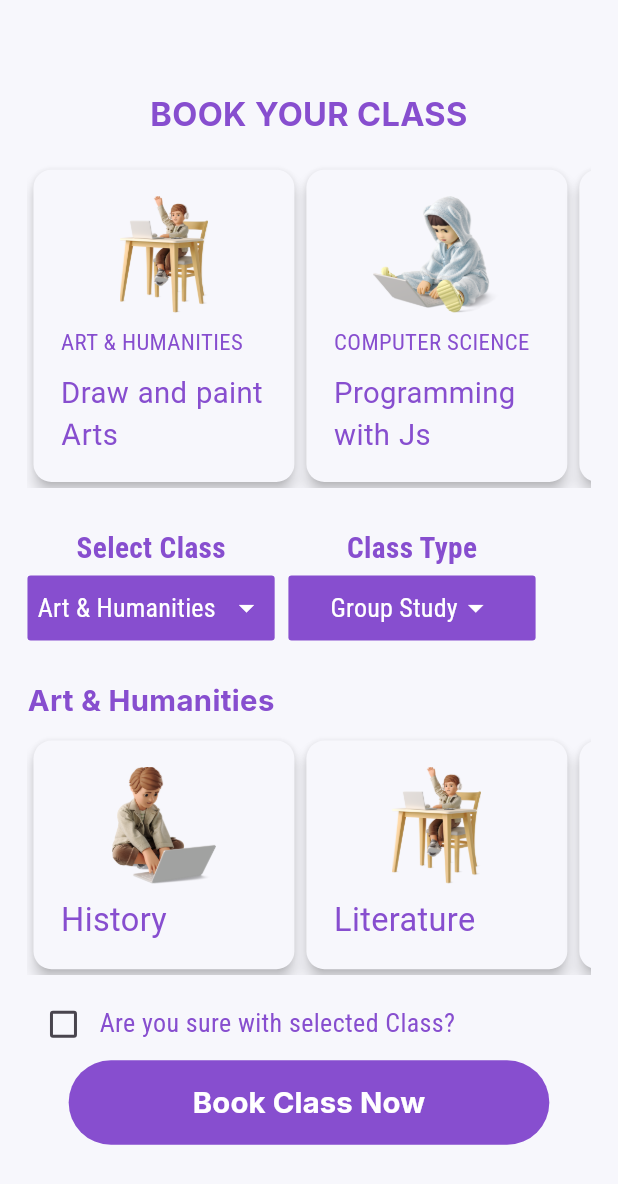
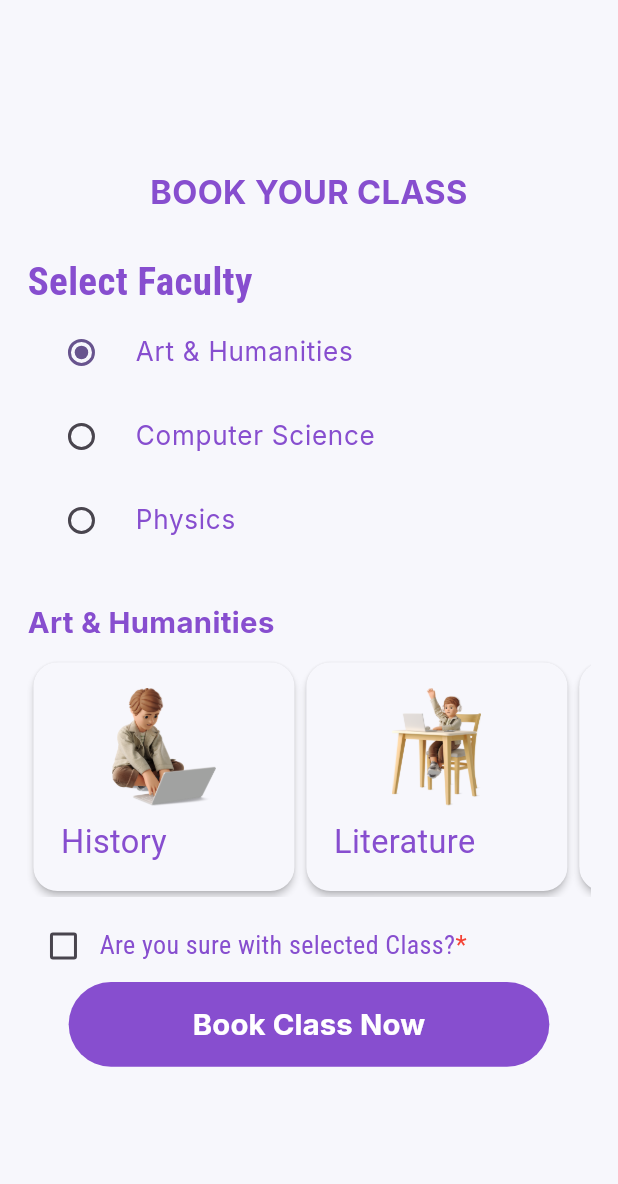
Before and after one commit to Yugesh-45d/E-Learning_app, a Flutter app: the BookClassScreen screen opened directly, on a phone screen of 412 x 824 dp. Shown: the top 1184 px of the screen. Run offline on Flutter 3.47's test engine with Material 2 defaults, Android fonts, the phone set to English and light mode, and no system bars; our stand-ins replace flutter_screenutil, fluttertoast, google_fonts.

Commit message:
Implemented Logic in MyClasses and Book Class Page

```diff
--- a/lib/config/helper_func.dart
+++ b/lib/config/helper_func.dart
@@ -163,10 +163,18 @@ class AppFunc {
     bool showFaculty = true,
     bool showSubject = true,
     bool showHours = true,
+    bool showBorder = false,
   }) {
     return Card(
+      shape: RoundedRectangleBorder(
+        borderRadius: BorderRadius.circular(16),
+        side: BorderSide(
+          color: showBorder ? AppColors.primaryColor : Colors.transparent,
+          width: 2,
+        ),
+      ),
       color: AppColors.backgroundColor,
-      elevation: 4,
+      elevation: 2,
       child: Padding(
         padding: AppFunc.myPadding(),
         child: Column(
@@ -252,8 +260,8 @@ class AppFunc {
 
   static Card myClassesCard({
     required String image,
+    required String faculty,
     required String subject,
-    required String topic,
     required double progress,
   }) {
     return Card(
@@ -275,7 +283,7 @@ class AppFunc {
                   width: 168.w,
                   child: AppFunc.myText(
                     alignment: TextAlign.left,
-                    text: subject,
+                    text: faculty,
                     size: 20,
                     color: AppColors.primaryColor,
                     font: AppFonts.thirdFont,
@@ -285,7 +293,7 @@ class AppFunc {
                   width: 168.w,
                   child: AppFunc.myText(
                     alignment: TextAlign.left,
-                    text: topic,
+                    text: subject,
                     size: 20,
                     color: AppColors.primaryColor,
                     font: AppFonts.primaryFont,
@@ -314,42 +322,4 @@ class AppFunc {
       ),
     );
   }
-
-//----------------------------For DropDownMenu Widget---------------------------------------------
-  static Container myDropDownMenu(
-      {required List<String> textList,
-      required String dropDownValue,
-      required void Function(String? value) func}) {
-    return Container(
-      decoration: BoxDecoration(
-        borderRadius: BorderRadius.circular(2.r),
-        color: AppColors.primaryColor,
-      ),
-      height: 40.h,
-      width: 144.w,
-      alignment: Alignment.center,
-      child: DropdownButton<String>(
-        underline: Container(
-          height: 2.h,
-          color: Colors.transparent,
-        ),
-        dropdownColor: AppColors.primaryColor,
-        value: dropDownValue,
-        iconEnabledColor: Colors.white,
-        items: textList
-            .map<DropdownMenuItem<String>>(
-              (e) => DropdownMenuItem(
-                value: e,
-                child: AppFunc.myText(
-                  text: e,
-                  size: 16,
-                  font: AppFonts.thirdFont,
-                ),
-              ),
-            )
-            .toList(),
-        onChanged: func,
-      ),
-    );
-  }
 }
--- /dev/null
+++ b/lib/models/class_model.dart
@@ -0,0 +1,14 @@
+// ignore_for_file: public_member_api_docs, sort_constructors_first
+class ClassesModel {
+  final String image;
+  final String faculty;
+  final String subject;
+  final double progress;
+  ClassesModel({
+    required this.image,
+    required this.faculty,
+    required this.subject,
+    required this.progress,
+  });
+
+}
--- /dev/null
+++ b/lib/providers/booking_provider.dart
@@ -0,0 +1,12 @@
+
+import 'package:e_learning_app/models/class_model.dart';
+import 'package:flutter/material.dart';
+
+class BookingProvider extends ChangeNotifier {
+   List<ClassesModel> myClasses = [];
+
+  void addToList(ClassesModel myClass) {
+    myClasses.add(myClass);
+    notifyListeners();
+  }
+}
--- a/lib/screens/main_pages/book_class_screen.dart
+++ b/lib/screens/main_pages/book_class_screen.dart
@@ -3,8 +3,11 @@
 import 'package:e_learning_app/config/app_colors.dart';
 import 'package:e_learning_app/config/app_fonts.dart';
 import 'package:e_learning_app/config/helper_func.dart';
-import 'package:flutter/gestures.dart';
+import 'package:e_learning_app/models/class_model.dart';
+import 'package:e_learning_app/providers/booking_provider.dart';
 import 'package:flutter/material.dart';
+import 'package:fluttertoast/fluttertoast.dart';
+import 'package:provider/provider.dart';
 
 class BookClassScreen extends StatefulWidget {
   const BookClassScreen({super.key});
@@ -13,11 +16,6 @@ class BookClassScreen extends StatefulWidget {
   State<BookClassScreen> createState() => _BookClassScreenState();
 }
 
-class _BookClassScreenState extends State<BookClassScreen> {
-  String dropDownValue1 = 'Art & Humanities';
-  String dropDownValue2 = 'Group Study';
-  bool checkboxValue = false;
-  int num = 1;
 List<String> faculty = [
   'Art & Humanities',
   'Computer Science',
@@ -29,20 +27,18 @@ class _BookClassScreenState extends State<BookClassScreen> {
   'Self Study',
   'Revision',
 ];
-  void updateFaculty(String? newValue) {
-    setState(() {
-      dropDownValue1 = newValue!;
-    });
-  }
 
-  void updateClassType(String? newValue) {
-    setState(() {
-      dropDownValue2 = newValue!;
-    });
-  }
+class _BookClassScreenState extends State<BookClassScreen> {
+  String facultyIndex = faculty[0];
+  String classTypeIndex = classType[0];
+  bool checkboxValue = false;
+  int num = 1;
+  String myImage = '';
+  String mySubject = '';
+  int selectedNum = 0;
 
   int checkClass() {
-    switch (dropDownValue1) {
+    switch (facultyIndex) {
       case 'Art & Humanities':
         return 1;
       case 'Computer Science':
@@ -68,7 +64,7 @@ class _BookClassScreenState extends State<BookClassScreen> {
           width: double.maxFinite,
           child: AppFunc.myText(
             alignment: TextAlign.left,
-            text: dropDownValue1,
+            text: facultyIndex,
             color: AppColors.primaryColor,
             size: 18,
             weight: FontWeight.bold,
@@ -79,7 +75,15 @@ class _BookClassScreenState extends State<BookClassScreen> {
           scrollDirection: Axis.horizontal,
           child: Row(
             children: [
-              AppFunc.myCard(
+              GestureDetector(
+                onTap: () {
+                  setState(() {
+                    selectedNum = 1;
+                    myImage = image1;
+                    mySubject = subject1;
+                  });
+                },
+                child: AppFunc.myCard(
                   showHours: false,
                   showFaculty: false,
                   cardWidth: 120,
@@ -89,8 +93,18 @@ class _BookClassScreenState extends State<BookClassScreen> {
                   faculty: "",
                   subject: subject1,
                   hours: 4,
+                  showBorder: selectedNum == 1 ? true : false,
                 ),
-              AppFunc.myCard(
+              ),
+              GestureDetector(
+                onTap: () {
+                  setState(() {
+                    selectedNum = 2;
+                    myImage = image2;
+                    mySubject = subject2;
+                  });
+                },
+                child: AppFunc.myCard(
                   showHours: false,
                   showFaculty: false,
                   cardWidth: 120,
@@ -100,8 +114,18 @@ class _BookClassScreenState extends State<BookClassScreen> {
                   faculty: "",
                   subject: subject2,
                   hours: 4,
+                  showBorder: selectedNum == 2 ? true : false,
                 ),
-              AppFunc.myCard(
+              ),
+              GestureDetector(
+                onTap: () {
+                  setState(() {
+                    selectedNum = 3;
+                    myImage = image3;
+                    mySubject = subject3;
+                  });
+                },
+                child: AppFunc.myCard(
                   showHours: false,
                   showFaculty: false,
                   cardWidth: 120,
@@ -111,6 +135,8 @@ class _BookClassScreenState extends State<BookClassScreen> {
                   faculty: "",
                   subject: subject3,
                   hours: 4,
+                  showBorder: selectedNum == 3 ? true : false,
+                ),
               ),
             ],
           ),
@@ -119,11 +145,17 @@ class _BookClassScreenState extends State<BookClassScreen> {
     );
   }
 
+  ClassesModel getBookings() {
+    return ClassesModel(
+        image: myImage, faculty: facultyIndex, subject: mySubject, progress: 1);
+  }
+
   @override
   Widget build(BuildContext context) {
     return Scaffold(
       backgroundColor: AppColors.backgroundColor,
-      body: Padding(
+      body: Consumer<BookingProvider>(
+        builder: (context, value, child) => Padding(
           padding: AppFunc.myPadding(),
           child: Column(
             mainAxisAlignment: MainAxisAlignment.center,
@@ -134,85 +166,71 @@ class _BookClassScreenState extends State<BookClassScreen> {
                 weight: FontWeight.bold,
                 size: 20,
               ),
-            AppFunc.mySizedbox(height: 16),
-            SingleChildScrollView(
-              scrollDirection: Axis.horizontal,
-              child: Row(
-                children: [
-                  AppFunc.myCard(
-                    showHours: false,
-                    cardWidth: 120,
-                    imageHeight: 72,
-                    facultytextSize: 14,
-                    subjecttextSize: 18,
-                    image: "4.png",
-                    faculty: "ART & HUMANITIES",
-                    subject: "Draw and paint Arts",
-                    hours: 2,
-                  ),
-                  AppFunc.myCard(
-                    showHours: false,
-                    cardWidth: 120,
-                    imageHeight: 72,
-                    facultytextSize: 14,
-                    subjecttextSize: 18,
-                    image: "2.png",
-                    faculty: "COMPUTER SCIENCE",
-                    subject: "Programming with Js",
-                    hours: 2,
-                  ),
-                  AppFunc.myCard(
-                    showHours: false,
-                    cardWidth: 120,
-                    imageHeight: 72,
-                    facultytextSize: 14,
-                    subjecttextSize: 18,
-                    image: "6.png",
-                    faculty: "PHYSICS",
-                    subject: "Quantum Mechanics",
-                    hours: 2,
-                  ),
-                ],
-              ),
-            ),
               AppFunc.mySizedbox(height: 24),
-            Row(
-              children: [
               Column(
                 children: [
-                    AppFunc.myText(
-                      text: "Select Class",
-                      size: 18,
+                  SizedBox(
+                    width: double.maxFinite,
+                    child: AppFunc.myText(
+                      alignment: TextAlign.left,
+                      text: "Select Faculty",
+                      size: 24,
                       color: AppColors.primaryColor,
                       weight: FontWeight.bold,
                       font: AppFonts.thirdFont,
                     ),
-                    AppFunc.mySizedbox(height: 4),
-                    AppFunc.myDropDownMenu(
-                      textList: faculty,
-                      dropDownValue: dropDownValue1,
-                      func: (value) => updateFaculty(value),
+                  ),
+                  RadioListTile(
+                    title: AppFunc.myText(
+                      alignment: TextAlign.left,
+                      text: faculty[0],
+                      color: AppColors.primaryColor,
+                    ),
+                    value: faculty[0],
+                    groupValue: facultyIndex,
+                    onChanged: (value) {
+                      setState(
+                        () {
+                          facultyIndex = value.toString();
+                        },
+                      );
+                    },
+                  ),
+                  RadioListTile(
+                    title: AppFunc.myText(
+                      alignment: TextAlign.left,
+                      text: faculty[1],
+                      color: AppColors.primaryColor,
+                    ),
+                    value: faculty[1],
+                    groupValue: facultyIndex,
+                    onChanged: (value) {
+                      setState(
+                        () {
+                          facultyIndex = value.toString();
+                        },
+                      );
+                    },
+                  ),
+                  RadioListTile(
+                    title: AppFunc.myText(
+                      alignment: TextAlign.left,
+                      text: faculty[2],
+                      color: AppColors.primaryColor,
+                    ),
+                    value: faculty[2],
+                    groupValue: facultyIndex,
+                    onChanged: (value) {
+                      setState(
+                        () {
+                          facultyIndex = value.toString();
+                        },
+                      );
+                    },
                   ),
                 ],
               ),
               AppFunc.mySizedbox(width: 8),
-                Column(children: [
-                  AppFunc.myText(
-                    text: "Class Type",
-                    size: 18,
-                    color: AppColors.primaryColor,
-                    weight: FontWeight.bold,
-                    font: AppFonts.thirdFont,
-                  ),
-                  AppFunc.mySizedbox(height: 4),
-                  AppFunc.myDropDownMenu(
-                    textList: classType,
-                    dropDownValue: dropDownValue2,
-                    func: (value) => updateClassType(value),
-                  ),
-                ]),
-              ],
-            ),
               AppFunc.mySizedbox(height: 24),
               if (checkClass() == 1)
                 showFaculty(
@@ -225,11 +243,11 @@ class _BookClassScreenState extends State<BookClassScreen> {
               else if (checkClass() == 2)
                 showFaculty(
                     image1: '2.png',
-                  subject1: 'Computer Architecture',
+                    subject1: 'Cloud Firebase',
                     image2: '7.png',
                     subject2: 'Programming with Js',
                     image3: '5.png',
-                  subject3: 'Programming with Dart')
+                    subject3: 'Working with APIs')
               else
                 showFaculty(
                     image1: '3.png',
@@ -250,11 +268,21 @@ class _BookClassScreenState extends State<BookClassScreen> {
                       });
                     },
                   ),
+                  Wrap(
+                    children: [
                       AppFunc.myText(
                         text: "Are you sure with selected Class?",
                         font: AppFonts.thirdFont,
                         size: 16,
                         color: AppColors.primaryColor,
+                      ),
+                      AppFunc.myText(
+                        text: "*",
+                        font: AppFonts.thirdFont,
+                        size: 16,
+                        color: Colors.red,
+                      ),
+                    ],
                   ),
                 ],
               ),
@@ -264,12 +292,27 @@ class _BookClassScreenState extends State<BookClassScreen> {
                 text: "Book Class Now",
                 func: () {
                   if (checkboxValue) {
+                    if (value.myClasses.any((myClass) =>
+                        myClass.subject == getBookings().subject)) {
+                      Fluttertoast.showToast(
+                          backgroundColor: Colors.red,
+                          msg: "This class is already selected!");
+                    } else {
+                      value.addToList(getBookings());
+                      Fluttertoast.showToast(
+                          backgroundColor: Colors.green,
+                          msg: "Booked sucessfully");
                       Navigator.pop(context);
                     }
+                  } else {
+                    Fluttertoast.showToast(
+                        backgroundColor: Colors.red,
+                        msg: "Please select the class first");
+                  }
                 },
-              //TODO add more functionality here
               ),
             ],
+          ),
         ),
       ),
     );
--- a/lib/screens/main_pages/profile_page.dart
+++ b/lib/screens/main_pages/profile_page.dart
@@ -7,6 +7,7 @@ import 'package:e_learning_app/screens/login_pages/login_screen.dart';
 import 'package:flutter/cupertino.dart';
 import 'package:flutter/material.dart';
 import 'package:flutter_screenutil/flutter_screenutil.dart';
+import 'package:fluttertoast/fluttertoast.dart';
 
 class ProfilePage extends StatelessWidget {
   const ProfilePage({super.key});
@@ -76,10 +77,11 @@ class ProfilePage extends StatelessWidget {
             borderRadius: 32,
             text: "Log Out",
             func: () {
+              Fluttertoast.showToast(
+                  msg: "Logged out", backgroundColor: Colors.redAccent);
               Navigator.pushReplacement(context,
                   MaterialPageRoute(builder: ((context) => LoginScreen())));
             },
-            //TODO Add Functionality Here
           ),
         ],
       ),
--- a/pubspec.yaml
+++ b/pubspec.yaml
@@ -36,6 +36,8 @@ dependencies:
   cupertino_icons: ^1.0.2
   google_fonts: ^5.1.0
   flutter_screenutil: ^5.8.4
+  fluttertoast: ^8.0.9
+  provider: ^6.0.5
 
 dev_dependencies:
   flutter_test:
```
Also changed, not shown: lib/main.dart (+10 -2 lines), lib/screens/main_pages/class_page.dart (+40 -16 lines), pubspec.lock. Lines whose indentation alone changed are shown as unchanged.
